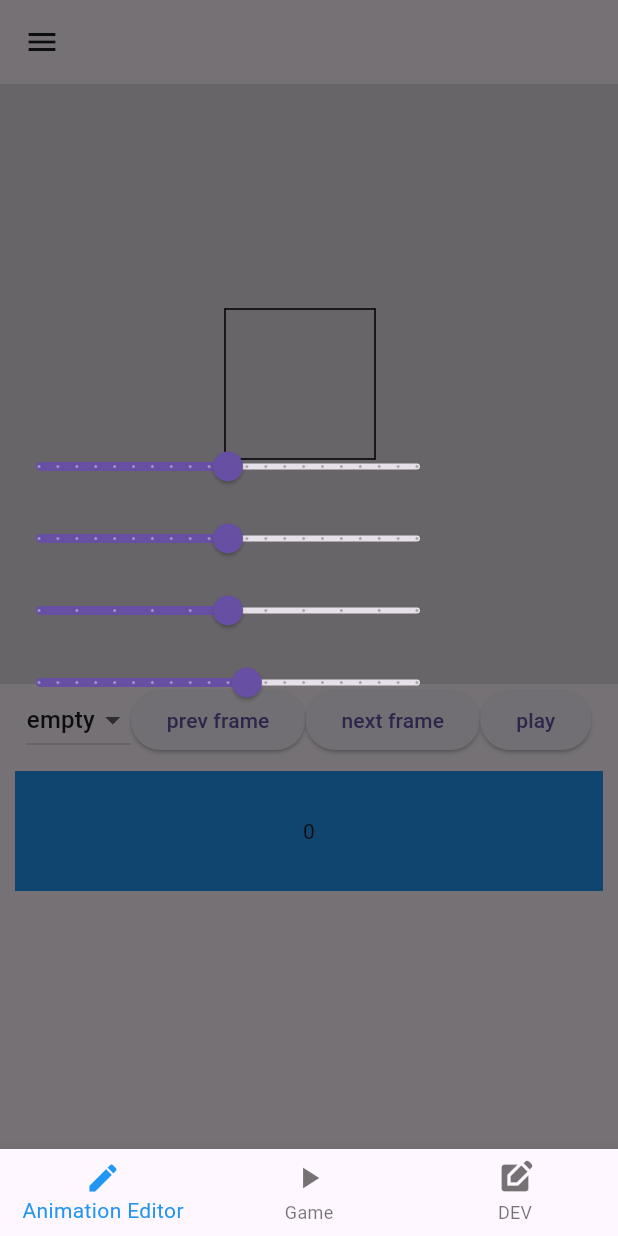
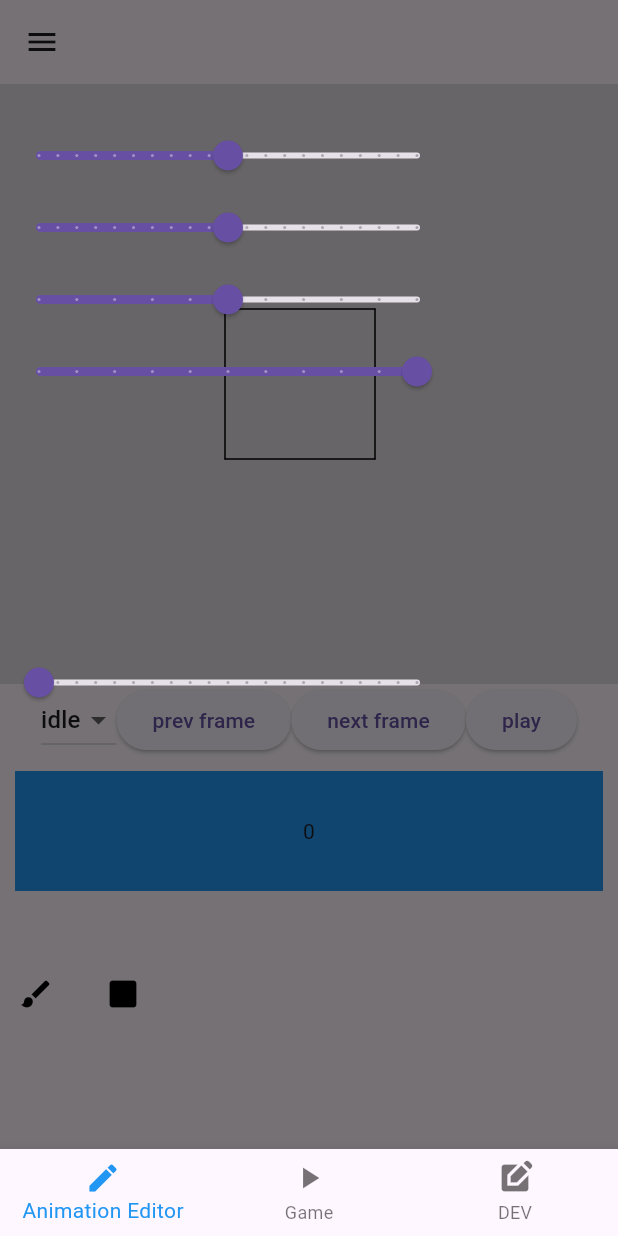
Before and after one commit to Abdallah-Ehab/project_Alpha, a Flutter app: the screen it shows after launch, with the side drawer open, on a phone screen of 412 x 824 dp. Run offline on Flutter 3.47's test engine with Material 3 defaults, Android fonts, the phone set to English and light mode, and no system bars; our stand-ins replace google_fonts.

Commit message:
added brush sizing and eraser systems

```diff
--- a/lib/models/animationModels/sketch_model.dart
+++ b/lib/models/animationModels/sketch_model.dart
@@ -1,13 +1,18 @@
 import 'dart:ui';
 
+enum SketchMode{
+  normal,
+  eraser
+}
 class SketchModel {
   List<Offset> points;
   Color color;
   double strokeWidth;
-
+  SketchMode sketchMode;
   SketchModel({
     required this.points,
     required this.color,
     required this.strokeWidth,
+    required this.sketchMode
   });
 }
--- a/lib/providers/animationProviders/sketch_provider.dart
+++ b/lib/providers/animationProviders/sketch_provider.dart
@@ -1,55 +1,79 @@
 import 'package:flutter/material.dart';
 import 'package:scratch_clone/models/animationModels/sketch_model.dart';
 
-
-class SketchProvider extends ChangeNotifier{
-
+class SketchProvider extends ChangeNotifier {
   int _currentsketchIndex = 0;
-  SketchModel _currentSketch = SketchModel(points: [], color: Colors.black, strokeWidth: 1.0);
+  double _currentStrokeWidth = 1.0;
+  Color _currentColor = Colors.black;
+  SketchMode _currentSketchMode = SketchMode.normal;
+  SketchModel _currentSketch = SketchModel(
+      sketchMode: SketchMode.normal,
+      points: [],
+      color: Colors.black,
+      strokeWidth: 1.0);
   List<SketchModel> allSketches = [];
 
+  double get currentStrokeWidth => _currentStrokeWidth;
 
+  set currentStrokeWidth(double strokeWidth) {
+    _currentStrokeWidth = strokeWidth;
+    notifyListeners();
+  }
 
-  void addPoint(Offset point){
+  set currentColor(Color color) {
+    _currentColor = color;
+    notifyListeners();
+  }
+
+  Color get currentColor => _currentColor;
+
+  set currentsketchMode(SketchMode mode) {
+    _currentSketchMode = mode;
+    notifyListeners();
+  }
+
+  SketchMode get currentsketchMode => _currentSketchMode;
+
+  void addPoint(Offset point) {
     _currentSketch.points.add(point);
     notifyListeners();
   }
 
   SketchModel get currentSketch => _currentSketch;
 
-  set currentSketch(SketchModel newSketch){
+  set currentSketch(SketchModel newSketch) {
     _currentSketch = newSketch;
     notifyListeners();
   }
 
-  void setColor(Color newColor){
+  void setColor(Color newColor) {
     _currentSketch.color = newColor;
     notifyListeners();
   }
 
-  void setStrokeWidth(double newStrokeWidth){
+  void setStrokeWidth(double newStrokeWidth) {
     _currentSketch.strokeWidth = newStrokeWidth;
     notifyListeners();
   }
 
-  void clearPoints(){
+  void clearPoints() {
     _currentSketch.points = [];
     notifyListeners();
   }
 
-  void addCurrentSketch(){
+  void addCurrentSketch() {
     allSketches.add(_currentSketch);
     notifyListeners();
   }
 
-  void clearAllSketches(){
+  void clearAllSketches() {
     allSketches.clear();
     notifyListeners();
   }
 
   int get currentSketchIndex => _currentsketchIndex;
 
-  set currentSketchIndex(int index){
+  set currentSketchIndex(int index) {
     _currentsketchIndex = index;
     notifyListeners();
   }
--- a/lib/screens/animation_editor_screen.dart
+++ b/lib/screens/animation_editor_screen.dart
@@ -1,5 +1,8 @@
 import 'package:flutter/material.dart';
 import 'package:scratch_clone/widgets/animationWidgets/animation_widget.dart';
+import 'package:scratch_clone/widgets/animationWidgets/eraser_button.dart';
+import 'package:scratch_clone/widgets/animationWidgets/paint_button.dart';
+import 'package:scratch_clone/widgets/animationWidgets/stroke_width_slider_widget.dart';
 import 'package:scratch_clone/widgets/animationWidgets/time_line_widget.dart';
 import 'package:scratch_clone/widgets/animationWidgets/tweening_slider.dart';
 
@@ -8,14 +11,30 @@ class AnimationEditorScreen extends StatelessWidget {
 
   @override
   Widget build(BuildContext context) {
-    return   Scaffold(
+    return Scaffold(
       appBar: AppBar(
         backgroundColor: Colors.transparent,
         elevation: 0,
       ),
       drawer: const Drawer(
         backgroundColor: Colors.transparent,
-        child: Center(child: TweeningSlider()),
+        child: Column(
+          mainAxisAlignment: MainAxisAlignment.spaceAround,
+          crossAxisAlignment: CrossAxisAlignment.center,
+          children: [
+            TweeningSlider(),
+            StrokeWidthSliderWidget(),
+            Row(
+              children: [
+                PaintButton(),
+                SizedBox(
+                  width: 10,
+                ),
+                EraserButton(),
+              ],
+            ),
+          ],
+        ),
       ),
       body: const SafeArea(
         child: Column(
--- a/lib/widgets/animationWidgets/animation_tracks_drop_down_menu.dart
+++ b/lib/widgets/animationWidgets/animation_tracks_drop_down_menu.dart
@@ -1,7 +1,6 @@
 import 'package:flutter/material.dart';
 import 'package:provider/provider.dart';
 import 'package:scratch_clone/providers/gameObjectProviders/game_object_manager_provider.dart';
-
 
 class AnimationTracksDropDownMenu extends StatelessWidget {
   const AnimationTracksDropDownMenu({super.key});
@@ -10,14 +9,12 @@ class AnimationTracksDropDownMenu extends StatelessWidget {
   Widget build(BuildContext context) {
     var gameObjectProvider = Provider.of<GameObjectManagerProvider>(context);
     return DropdownButton(
-        items: gameObjectProvider.gameObjects.keys
-            .map(
-              (data) => DropdownMenuItem(
-                child: Text(data),
-              ),
-            ).toList(),
-        onChanged: (value) {
-          gameObjectProvider.setCurrentGameObjectByName(value);
-        });
+      items: gameObjectProvider.currentGameObject.animationTracks.keys
+          .map((data) => DropdownMenuItem(child: Text(data)))
+          .toList(),
+      onChanged: (value) {
+        gameObjectProvider.setSelectedAnimationTrackByName(value);
+      },
+    );
   }
 }
--- /dev/null
+++ b/lib/widgets/animationWidgets/eraser_button.dart
@@ -0,0 +1,22 @@
+import 'package:flutter/material.dart';
+import 'package:provider/provider.dart';
+import 'package:scratch_clone/models/animationModels/sketch_model.dart';
+import 'package:scratch_clone/providers/animationProviders/sketch_provider.dart';
+
+class EraserButton extends StatelessWidget {
+  const EraserButton({super.key});
+
+  @override
+  Widget build(BuildContext context) {
+    var sketchProvider = Provider.of<SketchProvider>(context);
+    return IconButton(
+      onPressed: () {
+        sketchProvider.currentsketchMode = SketchMode.eraser;
+      },
+      icon: const Icon(
+        Icons.square_rounded,
+        color: Colors.black,
+      ),
+    );
+  }
+}
--- /dev/null
+++ b/lib/widgets/animationWidgets/paint_button.dart
@@ -0,0 +1,22 @@
+import 'package:flutter/material.dart';
+import 'package:provider/provider.dart';
+import 'package:scratch_clone/models/animationModels/sketch_model.dart';
+import 'package:scratch_clone/providers/animationProviders/sketch_provider.dart';
+
+class PaintButton extends StatelessWidget {
+  const PaintButton({super.key});
+
+  @override
+  Widget build(BuildContext context) {
+    var sketchPorvider = Provider.of<SketchProvider>(context);
+    return IconButton(
+      onPressed: () {
+        sketchPorvider.currentsketchMode = SketchMode.normal;
+      },
+      icon: const Icon(
+        Icons.brush,
+        color: Colors.black,
+      ),
+    );
+  }
+}
--- /dev/null
+++ b/lib/widgets/animationWidgets/stroke_width_slider_widget.dart
@@ -0,0 +1,23 @@
+import 'package:flutter/material.dart';
+import 'package:provider/provider.dart';
+import 'package:scratch_clone/providers/animationProviders/sketch_provider.dart';
+
+
+class StrokeWidthSliderWidget extends StatelessWidget {
+  const StrokeWidthSliderWidget({super.key});
+
+  @override
+  Widget build(BuildContext context) {
+    var sketchProvider = Provider.of<SketchProvider>(context);
+    return Slider(
+      label: "Stroke Width",
+      min: 1.0,
+      max: 50,
+      divisions: 20,
+      value: sketchProvider.currentStrokeWidth,
+      onChanged: (value) {
+        sketchProvider.currentStrokeWidth = value;
+      },
+    );
+  }
+}
--- a/lib/widgets/animationWidgets/tweening_slider.dart
+++ b/lib/widgets/animationWidgets/tweening_slider.dart
@@ -37,8 +37,8 @@ class TweeningSlider extends StatelessWidget {
           },
           label: "Y-axis",
           divisions: 20,
-          min: -10,
-          max: 10,
+          min: -100,
+          max: 100,
         ),
         Slider(
           value: gameObjectProvider.selectedAnimationTrack
@@ -58,9 +58,9 @@ class TweeningSlider extends StatelessWidget {
              gameObjectProvider.changeLocalScale(frameProvider.activeFrameIndex,scale: value);
           },
           label: "Scale",
-          divisions: 20,
-          min: -10,
-          max: 10,
+          divisions: 10,
+          min: -1,
+          max: 1,
         ),
       ],
     );
```
Also changed, not shown: lib/providers/gameObjectProviders/game_object_manager_provider.dart (+14 -0 lines), lib/widgets/animationWidgets/animation_widget.dart (+49 -25 lines), lib/widgets/gameobjectWidgets/game_object_drop_down_menu.dart (added, +23 -0 lines), lib/widgets/gameobjectWidgets/game_objects_drop_down_menu.dart (deleted, +0 -20 lines).
